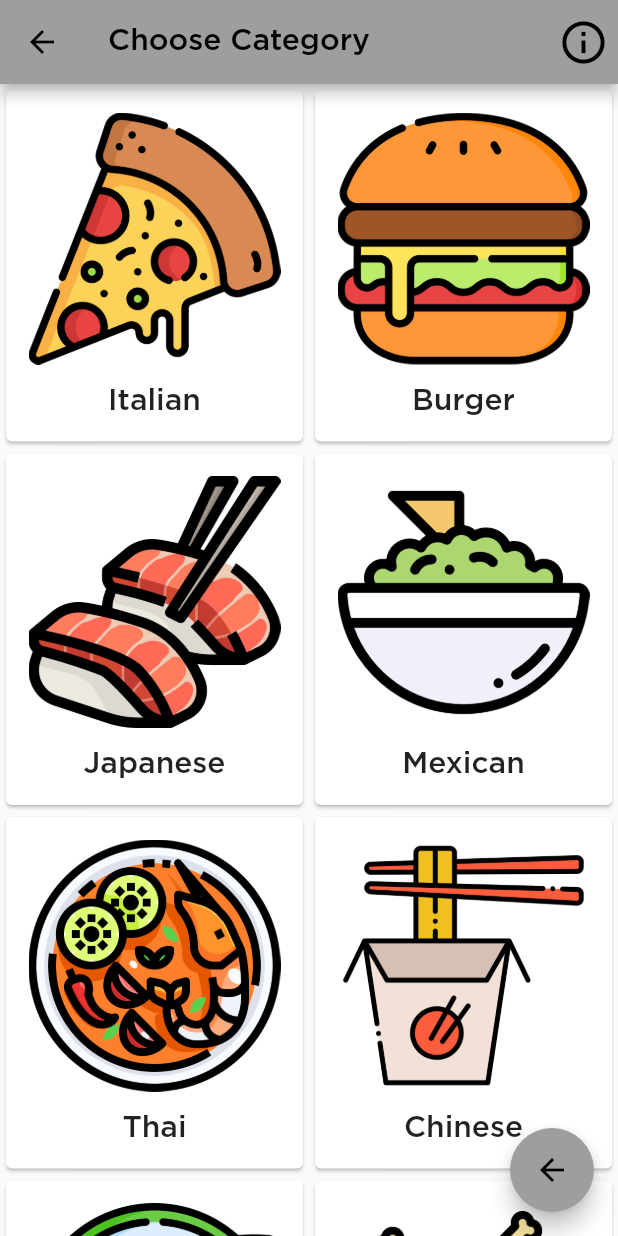
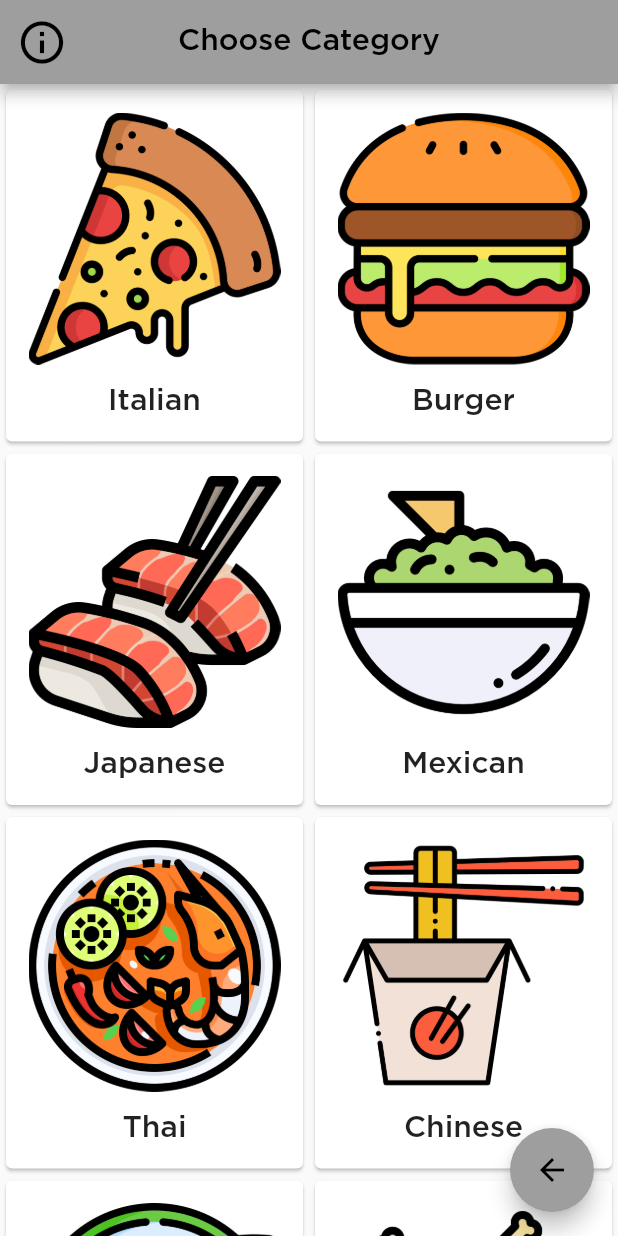
Before and after one commit to 42kangaroo/foodbasilisk, a Flutter app: the screen it shows after launch, after a tap on "Start Search", on a phone screen of 412 x 824 dp. Run offline on Flutter 3.47's test engine with Material 2 defaults, Android fonts, the light colour scheme and no system bars; our stand-ins replace cloud_firestore, firebase_core, rflutter_alert; missing offline and left inert: dart:html; accounts and stored records are empty; generated files the repository leaves out were written again.

Commit message:
Title in middle, info left

```diff
--- a/lib/category_page.dart
+++ b/lib/category_page.dart
@@ -44,17 +44,15 @@ class _CategoryDetailState extends State<CategoryDetail> {
     return Scaffold(
       appBar: AppBar(
         title: Text("Choose Category"),
-        actions: [
-          IconButton(
-            icon:
-            const Icon(Icons.info_outline, color: Colors.black, size: 34.0),
+        leading: IconButton(
+          icon: const Icon(Icons.info_outline, color: Colors.black, size: 34.0),
           onPressed: () {
             Navigator.push(context, MaterialPageRoute(builder: (context) {
               return const InfoPage();
             }));
           },
         ),
-        ],
+        centerTitle: true,
       ),
       body: SafeArea(
         child: GridView.count(
--- a/lib/info_page.dart
+++ b/lib/info_page.dart
@@ -1,3 +1,5 @@
+import 'dart:html';
+
 import 'package:flutter/material.dart';
 
 class InfoPage extends StatefulWidget {
@@ -15,6 +17,7 @@ class _InfoPageState extends State<InfoPage> {
     return Scaffold(
       appBar: AppBar(
         title: const Text("Info"),
+        centerTitle: true,
       ),
       body: SafeArea(
         child: Text("Hello"),
--- a/lib/main.dart
+++ b/lib/main.dart
@@ -54,17 +54,15 @@ class _MyHomePageState extends State<MyHomePage> {
     return Scaffold(
       appBar: AppBar(
         title: Text(widget.title),
-        actions: [
-          IconButton(
-            icon:
-                const Icon(Icons.info_outline, color: Colors.black, size: 34.0),
+        centerTitle: true,
+        leading: IconButton(
+          icon: const Icon(Icons.info_outline, color: Colors.black, size: 34.0),
           onPressed: () {
             Navigator.push(context, MaterialPageRoute(builder: (context) {
               return const InfoPage();
             }));
           },
         ),
-        ],
       ),
       body: Container(
         decoration: const BoxDecoration(
```
Also changed, not shown: lib/add_page.dart (+3 -5 lines), lib/detail_page.dart (+3 -5 lines), lib/distance_page.dart (+3 -5 lines), lib/price_page.dart (+3 -5 lines). Lines whose indentation alone changed are shown as unchanged.
